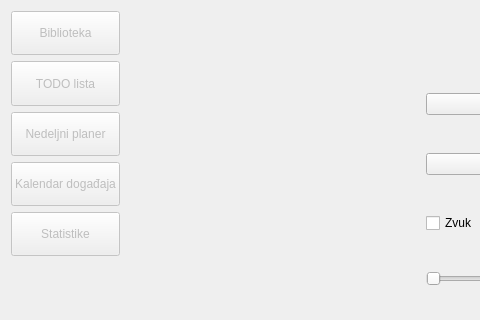
Old version of the form app/forms/mainwindow.ui in the repository bogdans55/StudySphere; both pictures show x 0 to 480 and y 0 to 320 of the 900 by 600 pixel window.
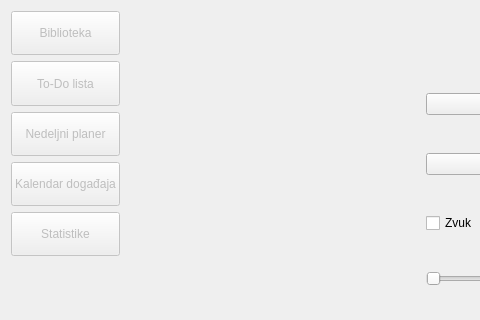
New version of the form. Icons and pictures are not drawn.

Commit message: Found translatable elements on ui

The edit to the form file:
```diff
--- a/app/forms/mainwindow.ui
+++ b/app/forms/mainwindow.ui
@@ -51,7 +51,7 @@
         </sizepolicy>
        </property>
        <property name="text">
-        <string>TODO lista</string>
+        <string>To-Do lista</string>
        </property>
       </widget>
      </item>
```
Left out of the diff: 6 changed lines with no effect on the pictures. The commit also changes 4 other files.
